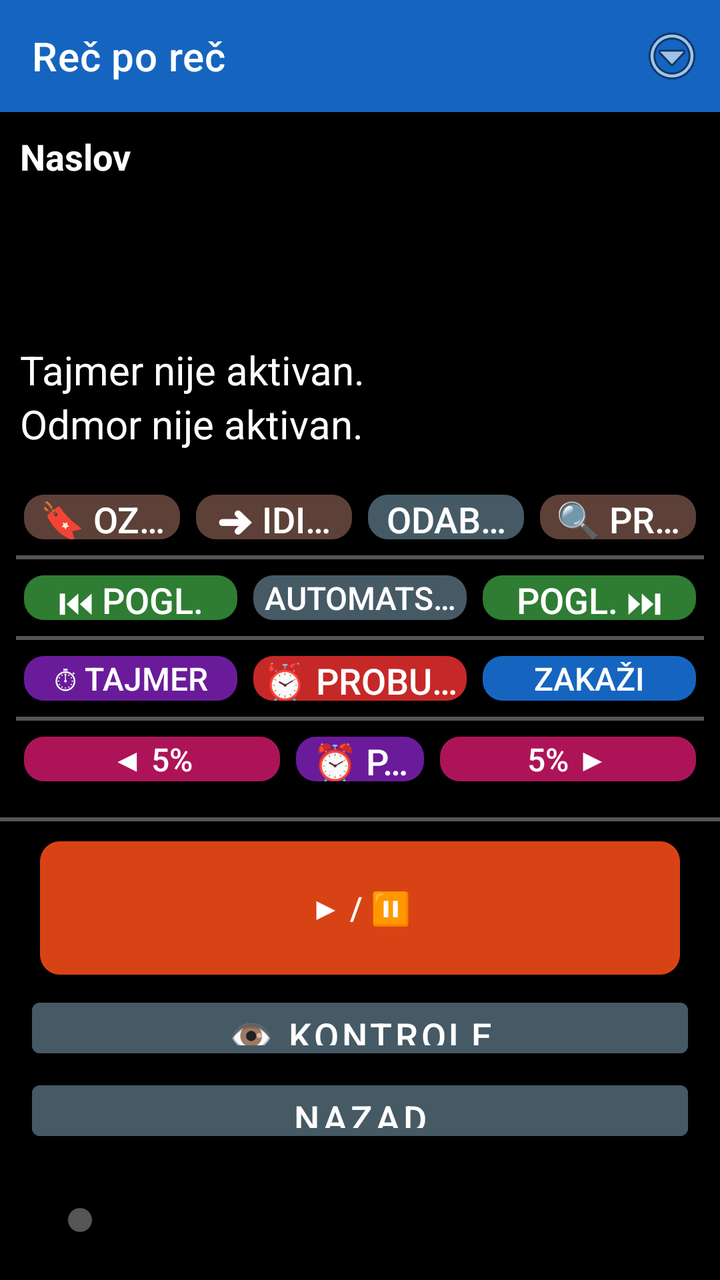
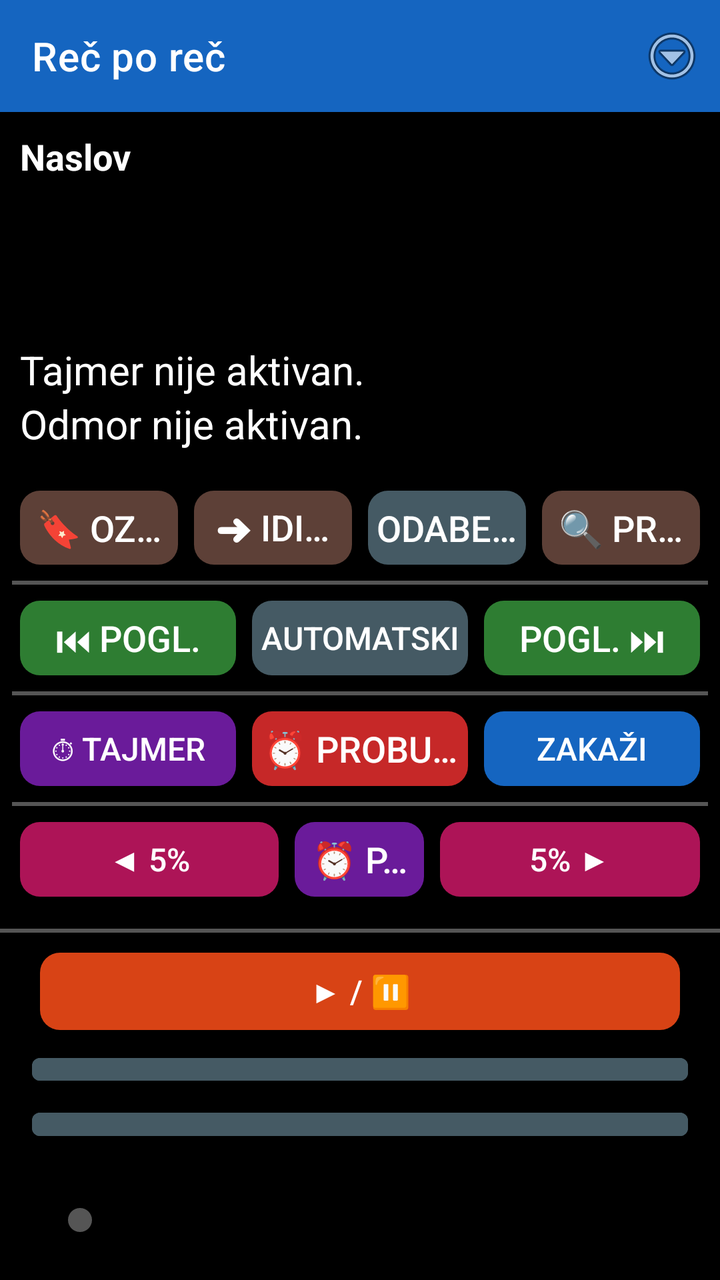

Two renders of the same Android screen: before a commit and after it. Below are the layout's source before the change and the commit's diff.
<!-- AndroidManifest.xml: application theme Theme.RecPoRec -->
<!-- res/layout/activity_reader.xml -->
<?xml version="1.0" encoding="utf-8"?>
<LinearLayout xmlns:android="http://schemas.android.com/apk/res/android"
    xmlns:app="http://schemas.android.com/apk/res-auto"
    android:layout_width="match_parent"
    android:layout_height="match_parent"
    android:orientation="vertical"
    android:fitsSystemWindows="true"
    android:background="@color/background">

    
    <androidx.appcompat.widget.Toolbar
        android:id="@+id/toolbar"
        android:layout_width="match_parent"
        android:layout_height="?attr/actionBarSize"
        android:background="@color/btn_voice"
        android:titleTextColor="@color/text_primary"
        app:title="@string/app_name">

        <ImageButton
            android:id="@+id/btnOverflow"
            android:layout_width="48dp"
            android:layout_height="48dp"
            android:layout_gravity="end|center_vertical"
            android:background="@android:color/transparent"
            android:contentDescription="@string/menu_options_button"
            android:src="@android:drawable/ic_menu_more" />
    </androidx.appcompat.widget.Toolbar>

    
    <LinearLayout
        android:id="@+id/layoutStatus"
        android:layout_width="match_parent"
        android:layout_height="wrap_content"
        android:orientation="vertical"
        android:padding="10dp">

        <TextView
            android:id="@+id/textDocTitle"
            android:layout_width="match_parent"
            android:layout_height="wrap_content"
            android:textSize="18sp"
            android:textStyle="bold"
            android:textColor="@color/text_primary"
            android:maxLines="1"
            android:ellipsize="end"
            android:text="Naslov" />

        <TextView
            android:id="@+id/textPages"
            android:layout_width="match_parent"
            android:layout_height="wrap_content"
            android:textSize="20sp"
            android:textColor="@color/text_primary"
            android:accessibilityLiveRegion="polite" />

        <TextView
            android:id="@+id/textElapsed"
            android:layout_width="match_parent"
            android:layout_height="wrap_content"
            android:textSize="20sp"
            android:textColor="@color/text_primary" />

        <TextView
            android:id="@+id/textRemaining"
            android:layout_width="match_parent"
            android:layout_height="wrap_content"
            android:textSize="20sp"
            android:textColor="@color/text_primary" />

        <TextView
            android:id="@+id/textTimerStatus"
            android:layout_width="match_parent"
            android:layout_height="wrap_content"
            android:textSize="20sp"
            android:textColor="@color/text_primary"
            android:text="Tajmer nije aktivan." />

        <TextView
            android:id="@+id/textRestStatus"
            android:layout_width="match_parent"
            android:layout_height="wrap_content"
            android:textSize="20sp"
            android:textColor="@color/text_primary"
            android:text="Odmor nije aktivan." />
    </LinearLayout>

    
    <LinearLayout
        android:layout_width="match_parent"
        android:layout_height="0dp"
        android:layout_weight="1"
        android:orientation="vertical"
        android:padding="8dp">

        
        <LinearLayout
            android:id="@+id/layoutRow1"
            android:layout_width="match_parent"
            android:layout_height="0dp"
            android:layout_weight="1"
            android:orientation="horizontal">

            <androidx.appcompat.widget.AppCompatButton android:id="@+id/btnBookmarks" style="@style/KeyButton"
                android:backgroundTint="@color/btn_goto_page"
                android:contentDescription="Oznake - dodaj, ukloni ili ukloni sve oznake u ovom dokumentu. Dug pritisak: brzo dodaj oznaku."
                android:textSize="18sp"
                android:text="🔖 Oznake" />

            <androidx.appcompat.widget.AppCompatButton android:id="@+id/btnGoTo" style="@style/KeyButton"
                android:backgroundTint="@color/btn_goto_page"
                android:contentDescription="Idi na stranicu, minut ili oznaku. Dug pritisak: idi na početak dokumenta."
                android:textSize="18sp"
                android:text="➜ Idi na" />

            <androidx.appcompat.widget.AppCompatButton android:id="@+id/btnSelectAll" style="@style/KeyButton"
                android:backgroundTint="@color/btn_combined"
                android:contentDescription="Odaberi sve. Dug pritisak: kopiraj odabrano."
                android:textSize="18sp"
                android:text="Odaberi" />

            <androidx.appcompat.widget.AppCompatButton android:id="@+id/btnSearchText" style="@style/KeyButton"
                android:backgroundTint="@color/btn_goto_page"
                android:contentDescription="Pretraži tekst dokumenta. Dug pritisak: ponovi poslednju pretragu."
                android:textSize="18sp"
                android:text="🔍 Pretraga" />
        </LinearLayout>

        
        <View
            android:id="@+id/dividerRow1"
            android:layout_width="match_parent"
            android:layout_height="2dp"
            android:layout_marginTop="4dp"
            android:layout_marginBottom="4dp"
            android:background="@color/slider_track"
            android:importantForAccessibility="no" />

        
        <LinearLayout
            android:id="@+id/layoutRow2"
            android:layout_width="match_parent"
            android:layout_height="0dp"
            android:layout_weight="1"
            android:orientation="horizontal">

            <androidx.appcompat.widget.AppCompatButton android:id="@+id/btnPrevChapter" style="@style/KeyButton"
                android:backgroundTint="@color/btn_chapter"
                android:contentDescription="@string/btn_prev_chapter"
                android:textSize="18sp"
                android:text="⏮ Pogl." />

            <androidx.appcompat.widget.AppCompatButton android:id="@+id/btnAutoScroll" style="@style/KeyButton"
                android:backgroundTint="@color/btn_combined"
                android:contentDescription="Automatski listaj dokument."
                android:text="Automatski" />

            <androidx.appcompat.widget.AppCompatButton android:id="@+id/btnNextChapter" style="@style/KeyButton"
                android:backgroundTint="@color/btn_chapter"
                android:contentDescription="@string/btn_next_chapter"
                android:textSize="18sp"
                android:text="Pogl. ⏭" />
        </LinearLayout>

        <View
            android:id="@+id/dividerRow2"
            android:layout_width="match_parent"
            android:layout_height="2dp"
            android:layout_marginTop="4dp"
            android:layout_marginBottom="4dp"
            android:background="@color/slider_track"
            android:importantForAccessibility="no" />

        
        <LinearLayout
            android:id="@+id/layoutRow3"
            android:layout_width="match_parent"
            android:layout_height="0dp"
            android:layout_weight="1"
            android:orientation="horizontal">

            <androidx.appcompat.widget.AppCompatButton android:id="@+id/btnTimer" style="@style/KeyButton"
                android:backgroundTint="@color/btn_timer"
                android:contentDescription="@string/btn_timer"
                android:text="⏱ Tajmer" />

            <androidx.appcompat.widget.AppCompatButton android:id="@+id/btnWakeUp" style="@style/KeyButton"
                android:backgroundTint="@color/btn_wakeup"
                android:contentDescription="Probudi me u tačno vreme. Dug pritisak: isključi buđenje."
                android:textSize="18sp"
                android:text="⏰ Probudi" />

            <androidx.appcompat.widget.AppCompatButton android:id="@+id/btnScheduleReading" style="@style/KeyButton"
                android:backgroundTint="@color/btn_voice"
                android:contentDescription="Zakaži čitanje."
                android:text="Zakaži" />
        </LinearLayout>

        <View
            android:id="@+id/dividerRow3"
            android:layout_width="match_parent"
            android:layout_height="2dp"
            android:layout_marginTop="4dp"
            android:layout_marginBottom="4dp"
            android:background="@color/slider_track"
            android:importantForAccessibility="no" />

        
        <LinearLayout
            android:id="@+id/layoutRow5"
            android:layout_width="match_parent"
            android:layout_height="0dp"
            android:layout_weight="1"
            android:orientation="horizontal">

            <androidx.appcompat.widget.AppCompatButton android:id="@+id/btnStepBack" style="@style/KeyButton"
                android:layout_weight="2"
                android:backgroundTint="@color/btn_page_nav"
                android:contentDescription="@string/slider_back"
                android:text="◀ 5%" />

            <androidx.appcompat.widget.AppCompatButton android:id="@+id/btnRemindMe" style="@style/KeyButton"
                android:backgroundTint="@color/btn_timer"
                android:contentDescription="Podsetnik, vraća dokument unazad. Dug pritisak: ponovi poslednji podsetnik."
                android:textSize="18sp"
                android:text="⏰ Podseti" />

            <androidx.appcompat.widget.AppCompatButton android:id="@+id/btnStepForward" style="@style/KeyButton"
                android:layout_weight="2"
                android:backgroundTint="@color/btn_page_nav"
                android:contentDescription="@string/slider_forward"
                android:text="5% ▶" />
        </LinearLayout>

    </LinearLayout>

    <View
        android:id="@+id/dividerRow4"
        android:layout_width="match_parent"
        android:layout_height="2dp"
        android:layout_marginTop="6dp"
        android:layout_marginBottom="6dp"
        android:background="@color/slider_track"
        android:importantForAccessibility="no" />

    
    <LinearLayout
        android:layout_width="match_parent"
        android:layout_height="0dp"
        android:layout_weight="1"
        android:orientation="vertical">

        <LinearLayout
            android:layout_width="match_parent"
            android:layout_height="0dp"
            android:layout_weight="2"
            android:layout_marginStart="16dp"
            android:layout_marginEnd="16dp"
            android:layout_marginBottom="4dp"
            android:orientation="horizontal">

            <androidx.appcompat.widget.AppCompatButton android:id="@+id/btnPlayPause" style="@style/KeyButton"
                android:backgroundTint="@color/btn_play"
                android:contentDescription="@string/btn_play_pause"
                android:text="▶ / ⏸" />
        </LinearLayout>

        <Button
            android:id="@+id/btnToggleControls"
            android:layout_width="match_parent"
            android:layout_height="0dp"
            android:layout_weight="1"
            android:layout_marginStart="16dp"
            android:layout_marginEnd="16dp"
            android:layout_marginBottom="4dp"
            android:textSize="18sp"
            android:backgroundTint="@color/btn_combined"
            android:textColor="@color/button_text"
            android:contentDescription="Prikaži ili sakrij kontrole. Dug pritisak: Kratak predah, pauzira čitanje na 15 minuta."
            android:text="👁 Kontrole" />

        <Button
            android:id="@+id/btnBack"
            android:layout_width="match_parent"
            android:layout_height="0dp"
            android:layout_weight="1"
            android:layout_marginStart="16dp"
            android:layout_marginEnd="16dp"
            android:layout_marginBottom="10dp"
            android:textSize="18sp"
            android:backgroundTint="@color/btn_combined"
            android:textColor="@color/button_text"
            android:contentDescription="Nazad. Zatvara dokument, vraća na listu. Dug pritisak: pošalji aplikaciju u pozadinu."
            android:text="Nazad" />

    </LinearLayout>

    
    <SeekBar
        android:id="@+id/seekProgress"
        android:layout_width="match_parent"
        android:layout_height="32dp"
        android:layout_marginStart="24dp"
        android:layout_marginEnd="24dp"
        android:layout_marginTop="10dp"
        android:layout_marginBottom="14dp"
        android:contentDescription="@string/slider_position"
        android:max="100"
        android:progressTint="@color/slider_track"
        android:thumbTint="@color/slider_track" />

</LinearLayout>
<!-- resources referenced by this layout -->
<resources>
  <color name="background">#000000</color>
  <color name="btn_chapter">#2E7D32</color>
  <color name="btn_combined">#455A64</color>
  <color name="btn_goto_page">#5D4037</color>
  <color name="btn_page_nav">#AD1457</color>
  <color name="btn_play">#D84315</color>
  <color name="btn_timer">#6A1B9A</color>
  <color name="btn_voice">#1565C0</color>
  <color name="btn_wakeup">#C62828</color>
  <color name="button_text">#FFFFFF</color>
  <color name="slider_track">#555555</color>
  <color name="text_primary">#FFFFFF</color>
  <string name="app_name">Reč po reč</string>
  <string name="btn_next_chapter">Sledeće poglavlje. Dug pritisak: spisak svih poglavlja.</string>
  <string name="btn_play_pause">Pokreni/Pauziraj čitanje. Dug pritisak: reci trenutni status.</string>
  <string name="btn_prev_chapter">Prethodno poglavlje. Dug pritisak: ponovi trenutno poglavlje.</string>
  <string name="btn_timer">Tajmer za automatsku pauzu. Dug pritisak: isključi tajmer.</string>
  <string name="menu_options_button">Opcije. Dug pritisak: provera dozvola.</string>
  <string name="slider_back">Pomeri pet posto unazad. Dug pritisak: ponovi trenutnu stranicu.</string>
  <string name="slider_forward">Pomeri pet posto unapred. Dug pritisak: poništi poslednju radnju.</string>
  <string name="slider_position">Klizač za pomeranje kroz knjigu, pet posto po koraku</string>
  <style name="Theme.RecPoRec" parent="Theme.MaterialComponents.DayNight.NoActionBar">
          <item name="android:windowBackground">@color/background</item>
          <item name="android:textColorPrimary">@color/text_primary</item>
          <item name="colorPrimary">@color/btn_voice</item>
          <item name="colorOnPrimary">@color/button_text</item>
          <item name="alertDialogTheme">@style/RecPoRecAlertDialog</item>
          <item name="android:alertDialogTheme">@style/RecPoRecAlertDialog</item>
      </style>
  <!-- drawable key_button_shape (drawable) -->
  <?xml version="1.0" encoding="utf-8"?>
  <shape xmlns:android="http://schemas.android.com/apk/res/android"
      android:shape="rectangle">
      <corners android:radius="10dp" />
      <solid android:color="#FFFFFF" />
  </shape>
  <style name="RecPoRecAlertDialog" parent="Theme.AppCompat.DayNight.Dialog.Alert">
          <item name="android:windowBackground">@color/background</item>
          <item name="android:textColorPrimary">@color/text_primary</item>
          <item name="colorAccent">@color/btn_goto_page</item>
          <item name="android:textAppearanceMedium">@style/RecPoRecDialogText</item>
          <item name="android:textAppearanceListItem">@style/RecPoRecDialogText</item>
          <item name="android:textAppearanceListItemSmall">@style/RecPoRecDialogText</item>
          <item name="buttonBarPositiveButtonStyle">@style/RecPoRecDialogButton</item>
          <item name="buttonBarNegativeButtonStyle">@style/RecPoRecDialogButton</item>
          <item name="buttonBarNeutralButtonStyle">@style/RecPoRecDialogButton</item>
      </style>
  <style name="RecPoRecDialogText" parent="TextAppearance.AppCompat.Medium">
          <item name="android:textSize">20sp</item>
          <item name="android:textColor">@color/text_primary</item>
      </style>
  <style name="RecPoRecDialogButton" parent="Widget.AppCompat.Button.ButtonBar.AlertDialog">
          <item name="android:textSize">18sp</item>
          <item name="android:textColor">@color/btn_goto_page</item>
          <item name="android:textStyle">bold</item>
      </style>
  <!-- unchanged entries left out for length: 1 -->
</resources>

<!-- the commit's change to res/layout/activity_reader.xml (unified diff, before → after) -->
@@ -88,9 +88,9 @@
     <LinearLayout
         android:layout_width="match_parent"
         android:layout_height="0dp"
-        android:layout_weight="1"
+        android:layout_weight="2"
         android:orientation="vertical"
-        android:padding="8dp">
+        android:padding="6dp">
 
         
         <LinearLayout
